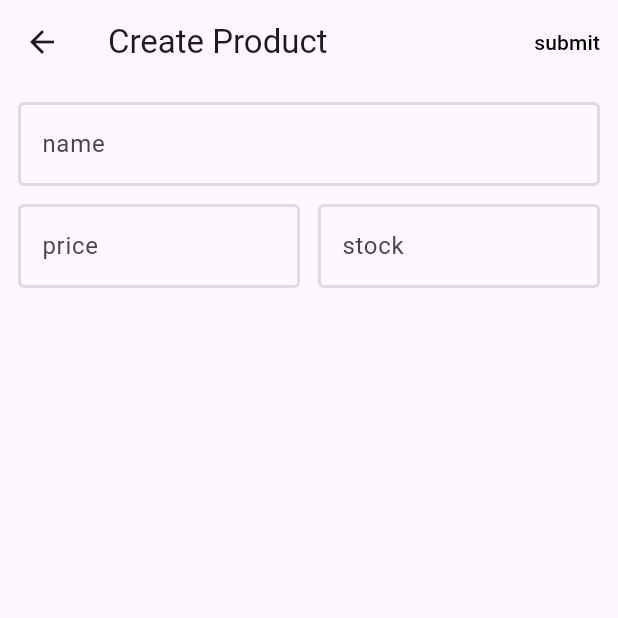
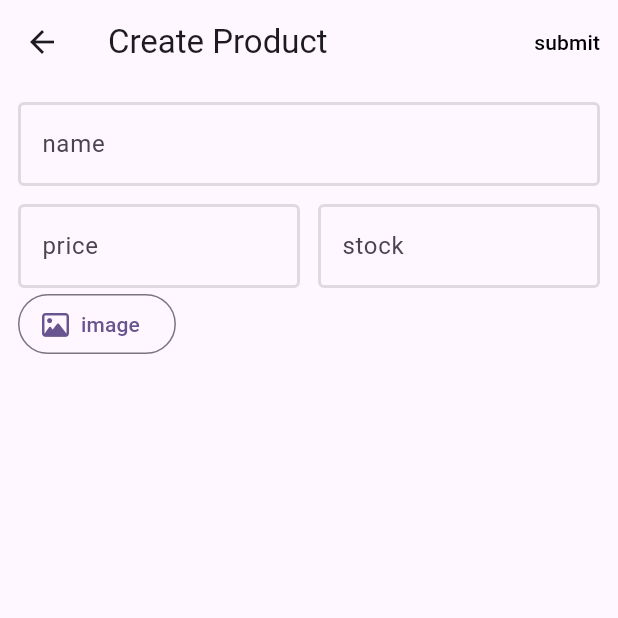
Before and after one commit to DevAiKaiSys/CMDev_Flutter, a Flutter app: the ManagementPage screen opened by its route, on a phone screen of 412 x 824 dp, the top half of it. Run offline on Flutter 3.47's test engine with Material 3 defaults, Android fonts, the phone set to English and light mode, and no system bars; our stand-ins replace another_flushbar, badges, dio, font_awesome_flutter, get_it, shared_preferences; accounts and stored records are empty.

Commit message:
init image button & OutlinedButton

```diff
--- a/Workshops/mystock_carch/lib/presentation/pages/management/management_page.dart
+++ b/Workshops/mystock_carch/lib/presentation/pages/management/management_page.dart
@@ -1,5 +1,7 @@
 import 'package:flutter/material.dart';
 import 'package:mystock_carch/data/models/product.dart';
+
+import 'widgets/product_image.dart';
 
 class ManagementPage extends StatefulWidget {
   const ManagementPage({super.key});
@@ -43,6 +45,7 @@ class _ManagementPageState extends State<ManagementPage> {
                   Flexible(child: _buildStockInput()),
                 ],
               ),
+              const ProductImage(),
             ],
           ),
         ),
--- /dev/null
+++ b/Workshops/mystock_carch/lib/presentation/pages/management/widgets/product_image.dart
@@ -0,0 +1,69 @@
+import 'dart:io';
+
+import 'package:flutter/material.dart';
+import 'package:font_awesome_flutter/font_awesome_flutter.dart';
+
+class ProductImage extends StatefulWidget {
+  const ProductImage({super.key});
+
+  @override
+  State<ProductImage> createState() => _ProductImageState();
+}
+
+class _ProductImageState extends State<ProductImage> {
+  File? _imageFile;
+
+  @override
+  Widget build(BuildContext context) {
+    return SizedBox(
+      width: double.infinity,
+      child: Column(
+        crossAxisAlignment: CrossAxisAlignment.start,
+        children: [
+          _buildPickerImage(),
+          _buildPreviewImage(),
+        ],
+      ),
+    );
+  }
+
+  OutlinedButton _buildPickerImage() => OutlinedButton.icon(
+        onPressed: () {
+          //todo
+        },
+        label: const Text('image'),
+        icon: const FaIcon(FontAwesomeIcons.image),
+      );
+
+  _buildPreviewImage() {
+    if (_imageFile == null) {
+      return const SizedBox();
+    }
+
+    container(Widget child) => Container(
+          color: Colors.grey[100],
+          margin: const EdgeInsets.only(top: 4),
+          alignment: Alignment.center,
+          height: 350,
+          child: child,
+        );
+
+    return Stack(children: [
+      container(Image.file(_imageFile!)),
+      _buildDeleteImageButton(),
+    ]);
+  }
+
+  _buildDeleteImageButton() => Positioned(
+        right: 0,
+        child: IconButton(
+          onPressed: () {
+            //todo
+          },
+          icon: const Icon(
+            Icons.clear,
+            color: Colors.black54,
+          ),
+        ),
+      );
+}
```
